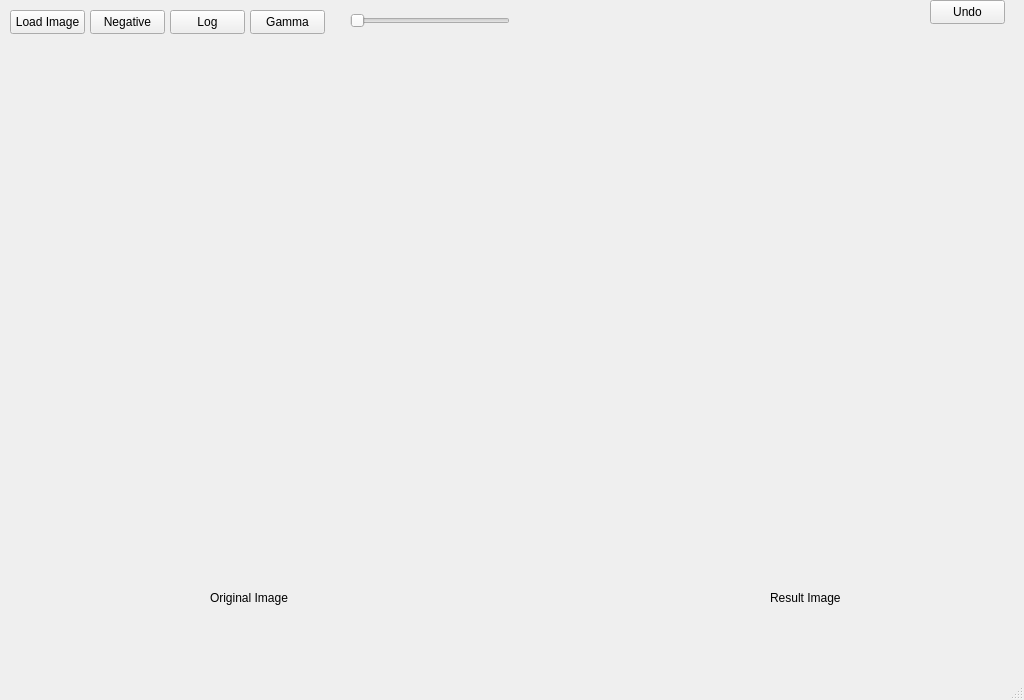
Old version of the form mainwindow.ui in the repository msr09me/Image-Processsing-GUI.
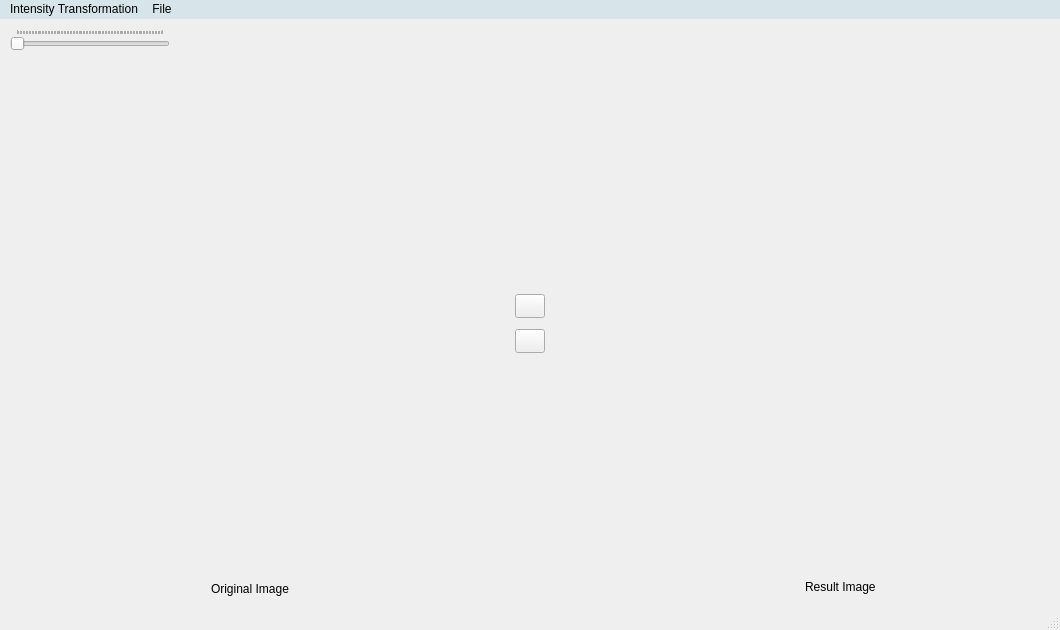
New version of the form. Icons and pictures are not drawn.

```diff
--- a/mainwindow.ui
+++ b/mainwindow.ui
@@ -6,70 +6,21 @@
    <rect>
     <x>0</x>
     <y>0</y>
-    <width>1024</width>
-    <height>700</height>
+    <width>1060</width>
+    <height>630</height>
    </rect>
   </property>
   <property name="windowTitle">
    <string>MainWindow</string>
   </property>
   <widget class="QWidget" name="centralwidget">
-   <widget class="QPushButton" name="LoadImagePushButton">
-    <property name="geometry">
-     <rect>
-      <x>10</x>
-      <y>10</y>
-      <width>75</width>
-      <height>24</height>
-     </rect>
-    </property>
-    <property name="text">
-     <string>Load Image</string>
-    </property>
-   </widget>
-   <widget class="QPushButton" name="NegativePushButton">
-    <property name="geometry">
-     <rect>
-      <x>90</x>
-      <y>10</y>
-      <width>75</width>
-      <height>24</height>
-     </rect>
-    </property>
-    <property name="text">
-     <string>Negative</string>
-    </property>
-   </widget>
-   <widget class="QPushButton" name="LogPushButton">
-    <property name="geometry">
-     <rect>
-      <x>170</x>
-      <y>10</y>
-      <width>75</width>
-      <height>24</height>
-     </rect>
-    </property>
-    <property name="text">
-     <string>Log</string>
-    </property>
-   </widget>
-   <widget class="QPushButton" name="GammaPushButton">
-    <property name="geometry">
-     <rect>
-      <x>250</x>
-      <y>10</y>
-      <width>75</width>
-      <height>24</height>
-     </rect>
-    </property>
-    <property name="text">
-     <string>Gamma</string>
-    </property>
-   </widget>
    <widget class="QSlider" name="GammaSlider">
+    <property name="enabled">
+     <bool>true</bool>
+    </property>
     <property name="geometry">
      <rect>
-      <x>350</x>
+      <x>10</x>
       <y>10</y>
       <width>160</width>
       <height>22</height>
@@ -79,11 +30,17 @@
      <number>1</number>
     </property>
     <property name="maximum">
-     <number>10</number>
+     <number>100</number>
     </property>
     <property name="orientation">
      <enum>Qt::Orientation::Horizontal</enum>
     </property>
+    <property name="tickPosition">
+     <enum>QSlider::TickPosition::TicksAbove</enum>
+    </property>
+    <property name="tickInterval">
+     <number>1</number>
+    </property>
    </widget>
    <widget class="QLabel" name="OriginalWindowLabel">
     <property name="geometry">
@@ -101,7 +58,7 @@
    <widget class="QLabel" name="ResultWindowLabel">
     <property name="geometry">
      <rect>
-      <x>510</x>
+      <x>555</x>
       <y>50</y>
       <width>500</width>
       <height>500</height>
@@ -114,10 +71,10 @@
    <widget class="QLabel" name="OriginalImageLabel">
     <property name="geometry">
      <rect>
-      <x>210</x>
-      <y>590</y>
-      <width>85</width>
-      <height>16</height>
+      <x>211</x>
+      <y>560</y>
+      <width>82</width>
+      <height>20</height>
      </rect>
     </property>
     <property name="text">
@@ -127,9 +84,9 @@
    <widget class="QLabel" name="ResultLabel">
     <property name="geometry">
      <rect>
-      <x>770</x>
-      <y>590</y>
-      <width>80</width>
+      <x>805</x>
+      <y>560</y>
+      <width>72</width>
       <height>16</height>
      </rect>
     </property>
@@ -140,14 +97,33 @@
    <widget class="QPushButton" name="UndoPushButton">
     <property name="geometry">
      <rect>
-      <x>930</x>
-      <y>0</y>
-      <width>75</width>
+      <x>515</x>
+      <y>275</y>
+      <width>30</width>
       <height>24</height>
      </rect>
     </property>
     <property name="text">
-     <string>Undo</string>
+     <string/>
+    </property>
+    <property name="icon">
+     <iconset theme="QIcon::ThemeIcon::EditUndo"/>
+    </property>
+   </widget>
+   <widget class="QPushButton" name="RedoPushushButton">
+    <property name="geometry">
+     <rect>
+      <x>515</x>
+      <y>310</y>
+      <width>30</width>
+      <height>24</height>
+     </rect>
+    </property>
+    <property name="text">
+     <string/>
+    </property>
+    <property name="icon">
+     <iconset theme="QIcon::ThemeIcon::EditRedo"/>
     </property>
    </widget>
   </widget>
@@ -156,10 +132,41 @@
     <rect>
      <x>0</x>
      <y>0</y>
-     <width>1024</width>
+     <width>1060</width>
      <height>22</height>
     </rect>
    </property>
+   <property name="autoFillBackground">
+    <bool>false</bool>
+   </property>
+   <property name="styleSheet">
+    <string notr="true">background-color: rgb(215, 229, 234);</string>
+   </property>
+   <widget class="QMenu" name="menuIntensity_Transformation">
+    <property name="geometry">
+     <rect>
+      <x>200</x>
+      <y>0</y>
+      <width>135</width>
+      <height>116</height>
+     </rect>
+    </property>
+    <property name="title">
+     <string>Intensity Transformation</string>
+    </property>
+    <addaction name="actionNegative"/>
+    <addaction name="actionLog"/>
+    <addaction name="actionGamma"/>
+   </widget>
+   <widget class="QMenu" name="menuFile">
+    <property name="title">
+     <string>File</string>
+    </property>
+    <addaction name="actionLoad_Image"/>
+    <addaction name="actionSave_Image"/>
+   </widget>
+   <addaction name="menuIntensity_Transformation"/>
+   <addaction name="menuFile"/>
   </widget>
   <widget class="QStatusBar" name="statusbar"/>
  </widget>
```
Left out of the diff: 28 changed lines with no effect on the pictures.
